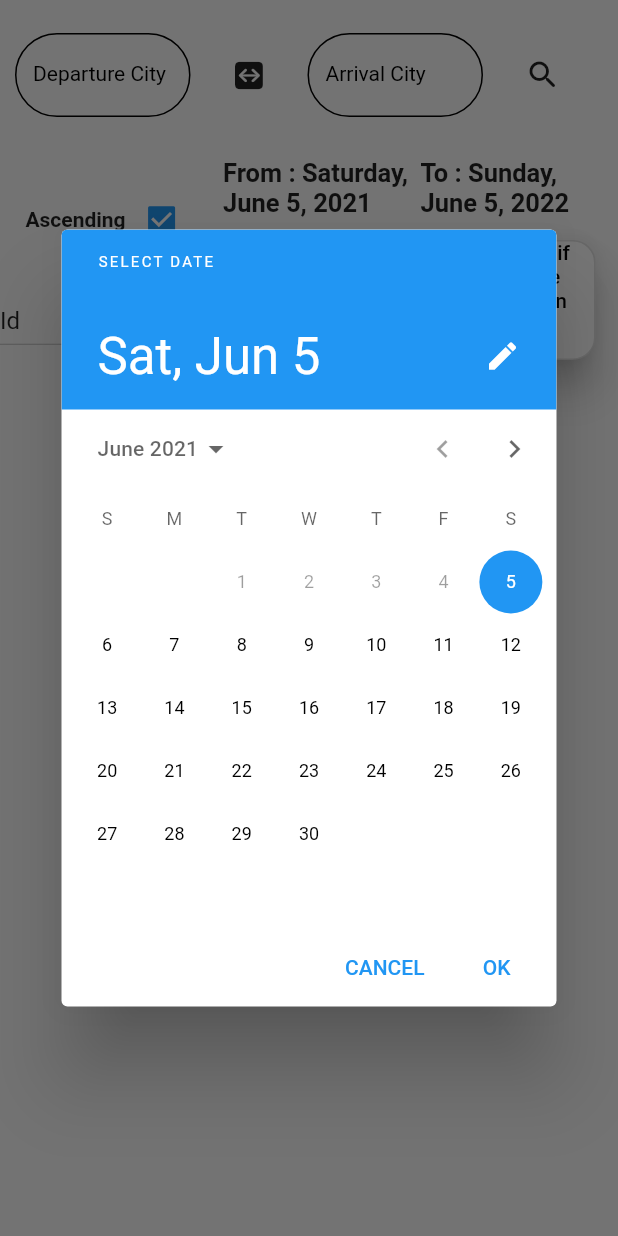
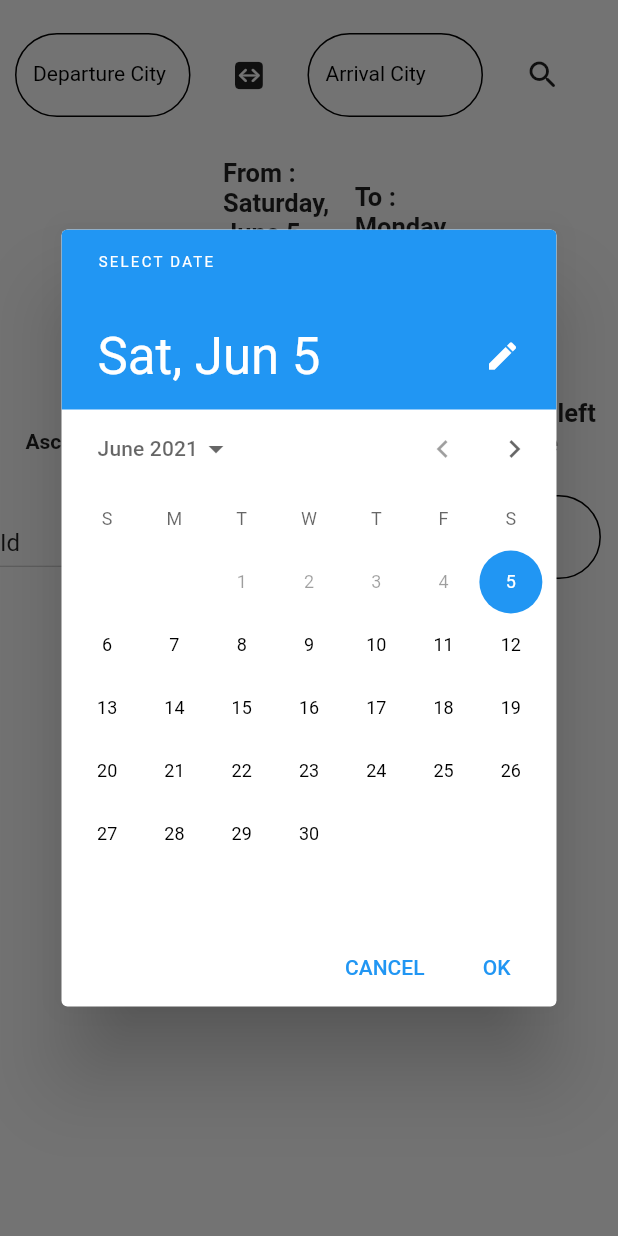
Before and after one commit to MatteoBevacqua/frontendPSW, a Flutter app: the SearchRoutes screen opened directly, after a tap on "Modify the starting date", on a phone screen of 412 x 824 dp. Run offline on Flutter 3.47's test engine with Material 2 defaults, Android fonts, the phone set to English and light mode, and no system bars; drawn by our look-alikes of flutter_typeahead; missing offline and left inert: enum_to_string.

Commit message:
fix e aggiunte

```diff
--- a/lib/managers/RestManager.dart
+++ b/lib/managers/RestManager.dart
@@ -69,7 +69,7 @@ class RestManager {
       if (wrapper != null) wrapper.response = response.statusCode;
       return response.body;
     } catch (err) {
-      print(err + "in rest");
+      print(err);
       if (wrapper != null) wrapper.response = -1;
       errorOccurred = true;
     }
--- a/lib/myWidgets/MyTypeAheadField.dart
+++ b/lib/myWidgets/MyTypeAheadField.dart
@@ -48,6 +48,7 @@ class MyTypeAheadField<T> extends StatelessWidget {
       suggestionsCallback: onSuggestionSelected,
       itemBuilder: (context, suggestion) {
         return ListTile(
+          hoverColor: Colors.black,
           leading: Icon(Icons.location_city_rounded),
           title: Text(suggestion.name),
           subtitle: Text(suggestion.country),
--- a/lib/pages/Layout.dart
+++ b/lib/pages/Layout.dart
@@ -4,6 +4,8 @@ import 'package:first_from_zero/pages/UserPage.dart';
 
 import 'package:flutter/material.dart';
 import 'package:first_from_zero/support/Constants.dart';
+
+import 'ShortestRoute.dart';
 
 class Layout extends StatefulWidget {
   final String title;
@@ -24,7 +26,7 @@ class LayoutState extends State<Layout> {
   @override
   Widget build(BuildContext context) {
     return DefaultTabController(
-        length: 3,
+        length: 4,
         initialIndex: index,
         child: Builder(builder: (BuildContext context) {
           _controller = DefaultTabController.of(context);
@@ -36,11 +38,12 @@ class LayoutState extends State<Layout> {
                   Tab(
                       text: "Book your seats",
                       icon: Icon(Icons.shopping_cart_outlined)),
-                  Tab(text:"Login",icon: Icon(Icons.supervised_user_circle),)
+                  Tab(text:"Login",icon: Icon(Icons.supervised_user_circle)),
+                  Tab(text:"Quickest Route" , icon : Icon(Icons.fast_forward))
                 ]),
               ),
               body: TabBarView(
-                children: [SearchRoutes(parentState: this), BookRoute(),UserPage()],
+                children: [SearchRoutes(parentState: this), BookRoute(),UserPage(),ShortestRoute()],
               ));
         }));
   }
--- a/lib/pages/SearchRoutes.dart
+++ b/lib/pages/SearchRoutes.dart
@@ -1,3 +1,4 @@
+import 'package:first_from_zero/myWidgets/InputField.dart';
 import 'package:first_from_zero/support/Global.dart';
 import 'package:first_from_zero/support/Model.dart';
 import 'package:first_from_zero/myWidgets/MyTypeAheadField.dart';
@@ -26,11 +27,10 @@ class _SearchState extends State<SearchRoutes>
   RouteSorter sort;
 
   @override
-  initState(){
-    sort =  (a, b) => ascending
-        ? a.id.compareTo(b.id)
-        : -a.id.compareTo(b.id);
+  initState() {
+    sort = (a, b) => ascending ? a.id.compareTo(b.id) : -a.id.compareTo(b.id);
   }
+
   final List<String> dropValues = [
     'Id',
     'Departure Station',
@@ -44,25 +44,25 @@ class _SearchState extends State<SearchRoutes>
   _SearchState({this.parent});
 
   DateTime _fromDate = DateTime.now(),
-      _toDate = DateTime.now().add(Duration(days: 365));
+      _toDate = DateTime.now().add(Duration(days: 2));
   RouteModel _selected;
   bool _searching = false;
   List<RouteModel> _routes;
   TextEditingController _leftTypeAhead = TextEditingController(),
-      _rightTypeAhead = TextEditingController();
+      _rightTypeAhead = TextEditingController(),
+      seatsLeftC = TextEditingController();
 
   void setSelected(RouteModel model) {
     this._selected = model;
     print("selected is " + _selected.toJson().toString());
   }
 
-  void _selectDate(BuildContext buildContext, bool first) async {
+  void _selectDate(bool first) async {
     final DateTime picked = await showDatePicker(
-        context: buildContext,
+        context: this.context,
         initialDate: DateTime.now(),
         firstDate: DateTime.now(),
         lastDate: DateTime.now().add(Duration(days: 365)));
-    print(picked.toIso8601String());
     if (picked != null)
       setState(() {
         if (first)
@@ -71,7 +71,6 @@ class _SearchState extends State<SearchRoutes>
           _toDate = picked;
       });
     _submitSearch();
-    print(_fromDate.toString() + " " + _toDate.toString() + " ??? ");
   }
 
   @override
@@ -189,25 +188,30 @@ class _SearchState extends State<SearchRoutes>
                               sort = (a, b) => ascending
                                   ? a.departureStation.id
                                       .compareTo(b.departureStation.id)
-                                  : -b.departureStation.id
+                                  : b.departureStation.id
                                       .compareTo(a.departureStation.id);
                               break;
                             case 'Arrival Station':
-                              sort = (a, b) => ascending ? a.arrivalStation.id
-                                  .compareTo(b.arrivalStation.id) : b.arrivalStation.id
-                                  .compareTo(a.arrivalStation.id);
+                              sort = (a, b) => ascending
+                                  ? a.arrivalStation.id
+                                      .compareTo(b.arrivalStation.id)
+                                  : b.arrivalStation.id
+                                      .compareTo(a.arrivalStation.id);
                               break;
                             case 'Departure Time':
-                              sort = (a, b) => ascending ?
-                              a.departureTime.compareTo(b.departureTime):b.departureTime.compareTo(a.departureTime);
+                              sort = (a, b) => ascending
+                                  ? a.departureTime.compareTo(b.departureTime)
+                                  : b.departureTime.compareTo(a.departureTime);
                               break;
                             case 'Arrival Time':
-                            sort = (a, b) => ascending ?
-                                  a.arrivalTime.compareTo(b.arrivalTime):b.arrivalTime.compareTo(a.arrivalTime);
+                              sort = (a, b) => ascending
+                                  ? a.arrivalTime.compareTo(b.arrivalTime)
+                                  : b.arrivalTime.compareTo(a.arrivalTime);
                               break;
                             case 'Seats Left':
-                              sort = (a, b) => ascending ?
-                              a.seatsLeft.compareTo(b.seatsLeft):b.seatsLeft.compareTo(a.seatsLeft);
+                              sort = (a, b) => ascending
+                                  ? a.seatsLeft.compareTo(b.seatsLeft)
+                                  : b.seatsLeft.compareTo(a.seatsLeft);
                               break;
                           }
                         _routes.sort(sort);
@@ -238,7 +242,7 @@ class _SearchState extends State<SearchRoutes>
                     Padding(
                       padding: EdgeInsets.all(15),
                       child: OutlinedButton.icon(
-                          onPressed: () => _selectDate(this.context, true),
+                          onPressed: () => _selectDate(true),
                           label: Text('Modify the starting date'),
                           icon: Icon(Icons.date_range),
                           style: OutlinedButton.styleFrom(
@@ -265,7 +269,7 @@ class _SearchState extends State<SearchRoutes>
                     Padding(
                       padding: EdgeInsets.all(15),
                       child: OutlinedButton.icon(
-                          onPressed: () => _selectDate(this.context, false),
+                          onPressed: () => _selectDate(false),
                           label: Text('Modify the ending date'),
                           icon: Icon(Icons.date_range),
                           style: OutlinedButton.styleFrom(
@@ -281,6 +285,20 @@ class _SearchState extends State<SearchRoutes>
                   ],
                 ),
               ),
+              Flexible(
+                  flex: 1,
+                  child: Column(
+                    children: [
+                      Text("Seats left on the route:",style: TextStyle(
+                          fontWeight: FontWeight.bold, fontSize: 17)),
+                      Container(
+                          width: 75,
+                          child: InputField(
+                        controller: seatsLeftC,
+                        keyboardType: TextInputType.number,
+                      )),
+                    ],
+                  )),
             ],
           ),
         ),
@@ -336,7 +354,7 @@ class _SearchState extends State<SearchRoutes>
     });
     Model.sharedInstance
         .searchRoutes(
-            _leftTypeAhead.text, _rightTypeAhead.text, _fromDate, _toDate)
+            _leftTypeAhead.text, _rightTypeAhead.text, _fromDate, _toDate,seatsLeftC.text)
         .then((result) {
       setState(() {
         _searching = false;
--- /dev/null
+++ b/lib/pages/ShortestRoute.dart
@@ -0,0 +1,211 @@
+import 'package:first_from_zero/models/RouteModel.dart';
+import 'package:first_from_zero/myWidgets/MyTypeAheadField.dart';
+import 'package:first_from_zero/support/Model.dart';
+import 'package:flutter/cupertino.dart';
+import 'package:flutter/material.dart';
+import 'package:intl/intl.dart';
+
+import 'SearchRoutes.dart';
+
+class ShortestRoute extends StatefulWidget {
+  @override
+  _ShortestRouteState createState() => _ShortestRouteState();
+}
+
+class _ShortestRouteState extends State<ShortestRoute> with AutomaticKeepAliveClientMixin<ShortestRoute>{
+  TextEditingController _leftTypeAhead = TextEditingController(),
+      _rightTypeAhead = TextEditingController();
+  DateTime _selectedDay = DateTime.now();
+  TextStyle style = TextStyle(fontSize: 18, fontWeight: FontWeight.bold);
+  TimeOfDay _time = TimeOfDay.now();
+  List<RouteModel> _routeModels;
+
+  @override
+  Widget build(BuildContext context) {
+    return Column(children: [top(), bottom()]);
+  }
+
+  Widget bottom() {
+    return _routeModels == null
+        ? Text("")
+        : Flexible(
+            child: ListView.builder(
+            itemCount: _routeModels.length,
+            itemBuilder: (context, index) {
+              return RouteCard(
+                route: _routeModels[index],
+                onTap: () => print(_routeModels[index]),
+              );
+            },
+          ));
+  }
+
+  Widget top() {
+    return Column(children: [
+      SizedBox(height: 15),
+      Column(
+        mainAxisAlignment: MainAxisAlignment.spaceEvenly,
+        children: [
+          Text("Select a departure and an arrival city", style: style),
+          SizedBox(height: 5),
+          Text(
+              "The system will find the fastest route on that day given the departure time",
+              style: style)
+        ],
+      ),
+      SizedBox(height: 15),
+      Padding(
+        padding: EdgeInsets.all(10),
+        child: Row(
+          children: [
+            Flexible(
+              child: MyTypeAheadField(
+                  labelText: "Departure City",
+                  onSuggestionSelected: (pattern) async {
+                    return await Model.sharedInstance
+                        .getSuggestedCitiesByPattern(pattern);
+                  },
+                  textEditingController: _leftTypeAhead,
+                  onSubmit: (value) {
+                    _submitSearch();
+                    _leftTypeAhead.text = value.name;
+                  }),
+            ),
+            Container(
+              padding: const EdgeInsets.all(15.0),
+              child: IconButton(
+                icon: Icon(CupertinoIcons.arrow_left_right_square_fill),
+                highlightColor: Colors.black,
+                onPressed: () {
+                  var temp = _rightTypeAhead.text;
+                  _rightTypeAhead.text = _leftTypeAhead.text;
+                  _leftTypeAhead.text = temp;
+                },
+              ),
+            ),
+            Flexible(
+              child: MyTypeAheadField(
+                  labelText: "Arrival City",
+                  onSuggestionSelected: (pattern) async {
+                    return await Model.sharedInstance
+                        .getSuggestedCitiesByPattern(pattern);
+                  },
+                  textEditingController: _rightTypeAhead,
+                  onSubmit: (value) {
+                    _rightTypeAhead.text = value.name;
+                    _submitSearch();
+                  }),
+            ),
+            Padding(
+              padding: EdgeInsets.all(1),
+              child: Container(
+                padding: const EdgeInsets.all(15.0),
+                child: IconButton(
+                  icon: Icon(Icons.search_rounded),
+                  highlightColor: Colors.black,
+                  onPressed: () {
+                    _submitSearch();
+                  },
+                ),
+              ),
+            ),
+          ],
+        ),
+      ),
+      Row(
+        mainAxisAlignment: MainAxisAlignment.spaceEvenly,
+        children: [
+          Column(
+            children: [
+              Padding(
+                padding: EdgeInsets.all(15),
+                child: OutlinedButton.icon(
+                    onPressed: () => _selectDate(),
+                    label: Text('Select a day and a departure time'),
+                    icon: Icon(Icons.date_range),
+                    style: OutlinedButton.styleFrom(
+                      primary: Colors.black,
+                      backgroundColor: Colors.white,
+                      minimumSize: Size(100, 50),
+                      shape: const RoundedRectangleBorder(
+                          borderRadius: BorderRadius.all(Radius.circular(15))),
+                      elevation: 10,
+                    )),
+              ),
+              Row(
+                children: [
+                  Text(
+                    "Selected day : ",
+                    style: TextStyle(fontSize: 18),
+                  ),
+                  Text(DateFormat.yMMMMEEEEd().format(_selectedDay).toString(),
+                      style:
+                          TextStyle(fontSize: 18, fontWeight: FontWeight.bold))
+                ],
+              )
+            ],
+          ),
+          Column(children: [
+            Padding(
+                padding: EdgeInsets.all(15),
+                child: OutlinedButton.icon(
+                    onPressed: () => _pickTime(),
+                    label: Text('Select a departure time'),
+                    icon: Icon(Icons.date_range),
+                    style: OutlinedButton.styleFrom(
+                      primary: Colors.black,
+                      backgroundColor: Colors.white,
+                      minimumSize: Size(100, 50),
+                      shape: const RoundedRectangleBorder(
+                          borderRadius: BorderRadius.all(Radius.circular(15))),
+                      elevation: 10,
+                    ))),
+            Row(
+              children: [
+                Text("Selected departure time : ",
+                    style: TextStyle(fontSize: 18)),
+                Text(_time.format(this.context),
+                    style: TextStyle(fontSize: 18, fontWeight: FontWeight.bold))
+              ],
+            )
+          ])
+        ],
+      ),
+    ]);
+  }
+
+  void _submitSearch() {
+    if (_leftTypeAhead.text.isNotEmpty && _rightTypeAhead.text.isNotEmpty)
+      Model.sharedInstance
+          .fastestRoute(_leftTypeAhead.text.trim(), _rightTypeAhead.text.trim(),
+              _time, _selectedDay)
+          .then((value) => setState(() {
+                _routeModels = value;
+              }));
+  }
+
+  void _pickTime() async {
+    showTimePicker(context: this.context, initialTime: _time)
+        .then((value) => setState(() {
+              _time = value;
+            }));
+  }
+
+  void _selectDate() async {
+    final DateTime picked = await showDatePicker(
+        context: this.context,
+        initialDate: DateTime.now(),
+        firstDate: DateTime.now(),
+        lastDate: DateTime.now().add(Duration(days: 365)));
+    if (picked != null)
+      setState(() {
+        _selectedDay = picked;
+      });
+  }
+
+  @override
+
+  bool get wantKeepAlive => true;
+
+
+}
--- a/lib/pages/UserPage.dart
+++ b/lib/pages/UserPage.dart
@@ -80,6 +80,7 @@ class _UserState extends State<UserPage>
                     builder: (BuildContext context) {
                       return AlertDialog(title: toShow);
                     });
+                setState(() { });
               },
               icon: Icon(Icons.edit, color: Theme
                   .of(context)
@@ -142,7 +143,7 @@ class _UserState extends State<UserPage>
                       _myRes[index],
                       wrapper: HTTPResponseWrapper());
                   Text toShow;
-                  if (value) {
+                  if (value && GlobalData.currentlySelected!=null) {
                     Model.sharedInstance
                         .getById(GlobalData.currentlySelected.id)
                         .then((value) =>
@@ -185,7 +186,6 @@ class _UserState extends State<UserPage>
                         setState(() {
                           GlobalData.userIsLoggedIn = false;
                         });
-                        print("bruh");
                       },
                       icon: Icon(Icons.logout, color: Colors.black),
                       label: Text("Logout",
@@ -368,7 +368,6 @@ class _UserState extends State<UserPage>
 
   void _login() {
     if (!_checkFields(true)) return;
-    print(_emailFiledController.text + " " + _passwordController.text);
     Model.sharedInstance
         .logIn(
         _emailFiledController.text.trim(), _passwordController.text.trim())
--- a/lib/support/Constants.dart
+++ b/lib/support/Constants.dart
@@ -25,6 +25,8 @@ class Constants {
   static final String REQUEST_ADD_PASSENGER = "/users";
   static final String CITIES = "/cities";
   static final String REQUEST_GET_ROUTES = "/routes";
+  static final String REQUEST_GET_FASTEST_ROUTE = "/fastestRoute";
+
   static final String ROUTE_BY_ARRIVAL = "/search/byArrivalCity";
   static final String ROUTE_BY_DEPARTURE = "/search/byDepartureCity";
   static final String ROUTE_BY_BOTH = "/search/byDepartureAndArrivalCity";
```
Also changed, not shown: lib/pages/BookRoute.dart (+8 -8 lines), lib/support/Model.dart (+34 -20 lines).
